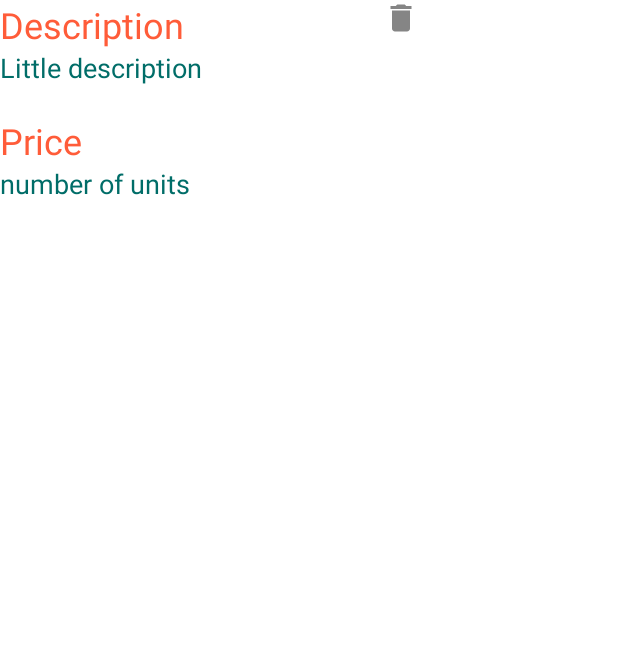
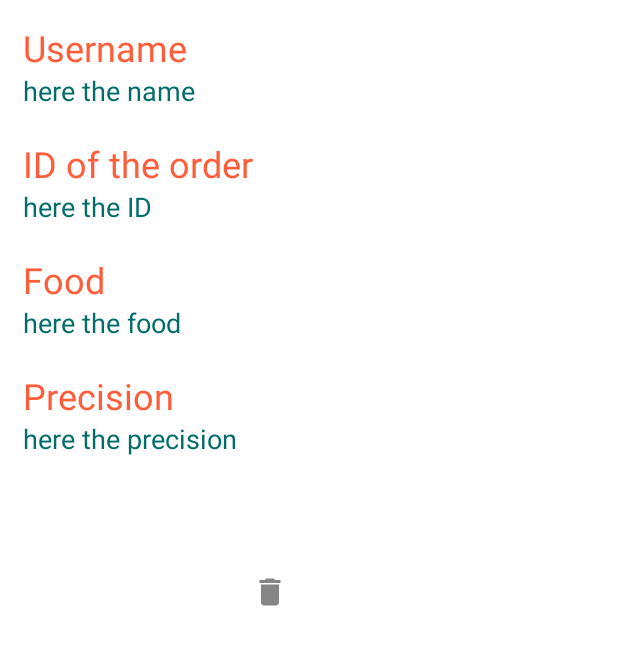
Before and after one commit to Benoit548/MI-Order, an Android app: the layout popup_order_details.xml on its own in the app's theme, with its tools: preview values and no code run, on a phone screen of 412 x 824 dp. Shown: the top 645 px of the screen. Run offline under Robolectric (Android 15) with nearby library versions, the light colour scheme and no system bars.

Commit message:
Gestion des commandes dans la partie admin

```diff
--- a/app/src/main/AndroidManifest.xml
+++ b/app/src/main/AndroidManifest.xml
@@ -8,9 +8,8 @@
 
     <application
         android:allowBackup="true"
-        android:icon="@mipmap/ic_launcher"
+        android:icon="@drawable/logo_mitemps"
         android:label="@string/app_name"
-        android:roundIcon="@mipmap/ic_launcher_round"
         android:supportsRtl="true"
         android:theme="@style/Theme.MI_Order"
         tools:ignore="AllowBackup">
--- a/app/src/main/java/com/example/mi_order/popups/OrderPopup.kt
+++ b/app/src/main/java/com/example/mi_order/popups/OrderPopup.kt
@@ -25,11 +25,27 @@ class OrderPopup (
         requestWindowFeature(Window.FEATURE_NO_TITLE)
         setContentView(R.layout.popup_order_details)
         setupDeleteButton()
+        setupComponents()
 
 
 
     }
-    private fun setupDeleteButton() {
+
+    private fun setupComponents() {
+        // Actualiser le username
+        findViewById<TextView>(R.id.popup_order_name_subtitle).text = currentOrder.userName
+
+        //Actualiser id
+        findViewById<TextView>(R.id.popup_order_id_subtitle).text = currentOrder.id
+
+        //Actualiser food name
+        findViewById<TextView>(R.id.popup_order_food_name_subtitle).text = currentOrder.food
+
+        //Actualiser precision
+        findViewById<TextView>(R.id.popup_order_food_precision_name_subtitle).text = currentOrder.precision
+    }
+
+        private fun setupDeleteButton() {
         findViewById<ImageView>(R.id.delete_button).setOnClickListener{
             //Supprimer
             val repo = OrderRepository()
--- a/app/src/main/res/layout/item_command_vertical.xml
+++ b/app/src/main/res/layout/item_command_vertical.xml
@@ -46,15 +46,7 @@
 
 
 
-    <ImageView
-        android:id="@+id/delete_button"
-        android:layout_width="wrap_content"
-        android:layout_height="wrap_content"
-        android:src="@drawable/ic_delete"
-        app:layout_constraintBottom_toBottomOf="@+id/view_separation"
-        app:layout_constraintEnd_toEndOf="@+id/view_separation"
-        app:layout_constraintTop_toTopOf="@+id/view_separation"
-        android:layout_marginRight="@dimen/default_margin"/>
+
 
 
 
--- a/app/src/main/res/layout/popup_order_details.xml
+++ b/app/src/main/res/layout/popup_order_details.xml
@@ -2,53 +2,93 @@
 <androidx.constraintlayout.widget.ConstraintLayout xmlns:android="http://schemas.android.com/apk/res/android"
     xmlns:app="http://schemas.android.com/apk/res-auto"
     xmlns:tools="http://schemas.android.com/tools"
-    android:layout_width="match_parent"
-    android:layout_height="match_parent">
+    android:layout_width="360dp"
+    android:layout_height="500dp"
+    android:padding="15dp"
+  >
 
     <TextView
-        android:id="@+id/popup_food_description_title"
+        android:id="@+id/popup_order_name_title"
+        style="@style/titleTextStyle"
         android:layout_width="wrap_content"
         android:layout_height="wrap_content"
-        android:text="@string/popup_food_description_title"
-        android:layout_marginTop="@dimen/default_margin"
-        app:layout_constraintStart_toStartOf="@+id/cardView3"
-        app:layout_constraintTop_toBottomOf="@+id/cardView3"
-        style="@style/titleTextStyle"/>
+        android:text="@string/popup_order_name_title"
+        app:layout_constraintStart_toStartOf="parent"
+        app:layout_constraintTop_toTopOf="parent" />
 
     <TextView
-        android:id="@+id/popup_food_name_subtitle"
+        android:id="@+id/popup_order_name_subtitle"
         android:layout_width="wrap_content"
         android:layout_height="wrap_content"
-        android:text="@string/popup_food_name_subtitle"
-        app:layout_constraintStart_toStartOf="@+id/popup_food_description_title"
-        app:layout_constraintTop_toBottomOf="@+id/popup_food_description_title"
+        android:text="@string/popup_order_name_subtitle"
+        app:layout_constraintStart_toStartOf="@+id/popup_order_name_title"
+        app:layout_constraintTop_toBottomOf="@+id/popup_order_name_title"
         style="@style/DefaultTextStyle"/>
 
     <TextView
-        android:id="@+id/popup_food_unit"
+        android:id="@+id/popup_order_id_title"
         android:layout_width="wrap_content"
         android:layout_height="wrap_content"
-        android:text="@string/food_unit"
-        app:layout_constraintStart_toStartOf="@+id/popup_food_name_subtitle"
-        app:layout_constraintTop_toBottomOf="@+id/popup_food_name_subtitle"
+        android:text="@string/popup_order_id_title"
+        app:layout_constraintStart_toStartOf="@+id/popup_order_name_subtitle"
+        app:layout_constraintTop_toBottomOf="@+id/popup_order_name_subtitle"
         android:layout_marginTop="@dimen/default_margin"
         style="@style/titleTextStyle"/>
 
     <TextView
-        android:id="@+id/popup_food_units_number"
+        android:id="@+id/popup_order_id_subtitle"
         android:layout_width="wrap_content"
         android:layout_height="wrap_content"
-        android:text="@string/popup_food_units_number"
-        app:layout_constraintStart_toStartOf="@+id/popup_food_unit"
-        app:layout_constraintTop_toBottomOf="@+id/popup_food_unit"
+        android:text="@string/popup_order_id_subtitle"
+        app:layout_constraintStart_toStartOf="@+id/popup_order_id_title"
+        app:layout_constraintTop_toBottomOf="@+id/popup_order_id_title"
+        style="@style/DefaultTextStyle"/>
+
+    <TextView
+        android:id="@+id/popup_order_food_name_title"
+        android:layout_width="wrap_content"
+        android:layout_height="wrap_content"
+        android:text="@string/popup_order_food_name_title"
+        app:layout_constraintStart_toStartOf="@+id/popup_order_id_subtitle"
+        app:layout_constraintTop_toBottomOf="@+id/popup_order_id_subtitle"
+        android:layout_marginTop="@dimen/default_margin"
+        style="@style/titleTextStyle"/>
+
+    <TextView
+        android:id="@+id/popup_order_food_name_subtitle"
+        android:layout_width="wrap_content"
+        android:layout_height="wrap_content"
+        android:text="@string/popup_order_food_name_subtitle"
+        app:layout_constraintStart_toStartOf="@+id/popup_order_food_name_title"
+        app:layout_constraintTop_toBottomOf="@+id/popup_order_food_name_title"
+        style="@style/DefaultTextStyle"/>
+
+    <TextView
+        android:id="@+id/popup_order_food_precision_name_title"
+        android:layout_width="wrap_content"
+        android:layout_height="wrap_content"
+        android:text="@string/popup_order_food_precision_name_title"
+        app:layout_constraintStart_toStartOf="@+id/popup_order_food_name_subtitle"
+        app:layout_constraintTop_toBottomOf="@+id/popup_order_food_name_subtitle"
+        android:layout_marginTop="@dimen/default_margin"
+        style="@style/titleTextStyle"/>
+
+    <TextView
+        android:id="@+id/popup_order_food_precision_name_subtitle"
+        android:layout_width="wrap_content"
+        android:layout_height="wrap_content"
+        android:text="@string/popup_order_food_precision_name_subtitle"
+        app:layout_constraintStart_toStartOf="@+id/popup_order_food_precision_name_title"
+        app:layout_constraintTop_toBottomOf="@+id/popup_order_food_precision_name_title"
         style="@style/DefaultTextStyle"/>
 
     <ImageView
         android:id="@+id/delete_button"
         android:layout_width="wrap_content"
         android:layout_height="wrap_content"
-        android:layout_marginTop="60dp"
-        app:layout_constraintEnd_toEndOf="@+id/popup_food_description_title"
-        app:layout_constraintStart_toEndOf="parent"
+        app:layout_constraintBottom_toBottomOf="parent"
+        app:layout_constraintEnd_toEndOf="parent"
+        app:layout_constraintStart_toStartOf="parent"
+        app:layout_constraintTop_toBottomOf="@+id/popup_order_food_precision_name_subtitle"
         app:srcCompat="@drawable/ic_delete" />
 </androidx.constraintlayout.widget.ConstraintLayout>
--- a/app/src/main/res/values/strings.xml
+++ b/app/src/main/res/values/strings.xml
@@ -13,13 +13,22 @@
     <string name="admin_name_input">Username</string>
     <string name="admin_password_input">Password</string>
 
-    <!--Popup-->
+    <!--Popup food-->
     <string name="popup_food_name">Food Name</string>
     <string name="popup_food_description_title">Description</string>
     <string name="popup_food_name_subtitle">Little description</string>
     <string name="food_unit">Price</string>
     <string name="popup_food_units_number">number of units</string>
-    <string name="popup_add_food_button">Add to cart</string>
+
+    <!--Popup order-->
+    <string name="popup_order_name_title">Username</string>
+    <string name="popup_order_name_subtitle">here the name</string>
+    <string name="popup_order_id_title">ID of the order</string>
+    <string name="popup_order_id_subtitle">here the ID</string>
+    <string name="popup_order_food_name_title">Food</string>
+    <string name="popup_order_food_name_subtitle">here the food</string>
+    <string name="popup_order_food_precision_name_title">Precision</string>
+    <string name="popup_order_food_precision_name_subtitle">here the precision</string>
 
     <!--Command-->
     <string name="command_name">Command Name</string>
```
Also changed, not shown: app/src/main/res/drawable/logo_mitemps.jpg (added).
